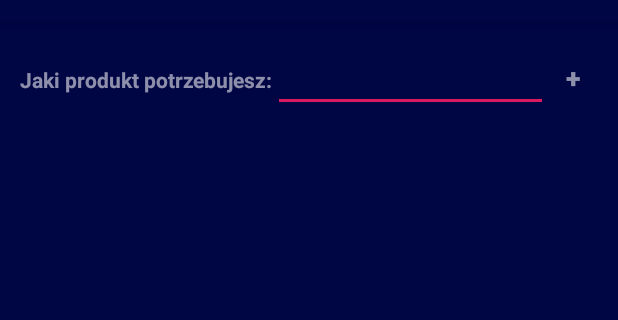
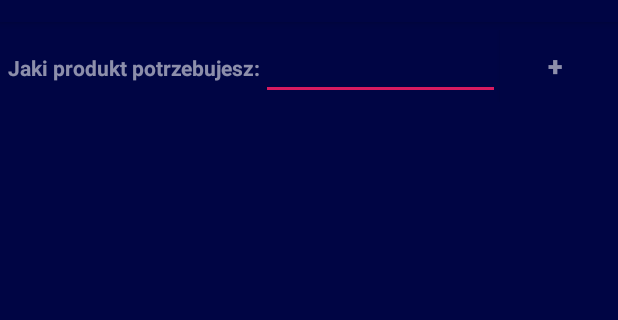
Before and after one commit to nProgrammer/ShoppingListAndroidApp, an Android app: the screen it shows after launch (MainActivity), on a phone screen of 412 x 824 dp, the part 62-382 px from its top. Run offline under Robolectric (Android 15) with nearby library versions, the phone set to English and light mode, and no system bars.

```diff
--- a/app/src/main/res/layout/activity_main.xml
+++ b/app/src/main/res/layout/activity_main.xml
@@ -6,7 +6,7 @@
     android:layout_height="match_parent"
     android:background="@color/background"
     android:orientation="vertical"
-    android:padding="20px"
+    android:padding="5dip"
     tools:context=".MainActivity">
 
     <LinearLayout
@@ -28,7 +28,7 @@
 
         <EditText
             android:id="@+id/itemUserText"
-            android:layout_width="183dp"
+            android:layout_width="159dp"
             android:layout_height="wrap_content"
             android:ems="10"
             android:inputType="textPersonName"
@@ -37,9 +37,9 @@
 
         <Button
             android:id="@+id/saveButton"
-            android:layout_width="44dp"
+            android:layout_width="wrap_content"
             android:layout_height="wrap_content"
-            android:layout_weight="1"
+            android:layout_weight="0"
             android:background="@color/buttonColor"
             android:text="+"
             android:textColor="@color/textColor"
```
